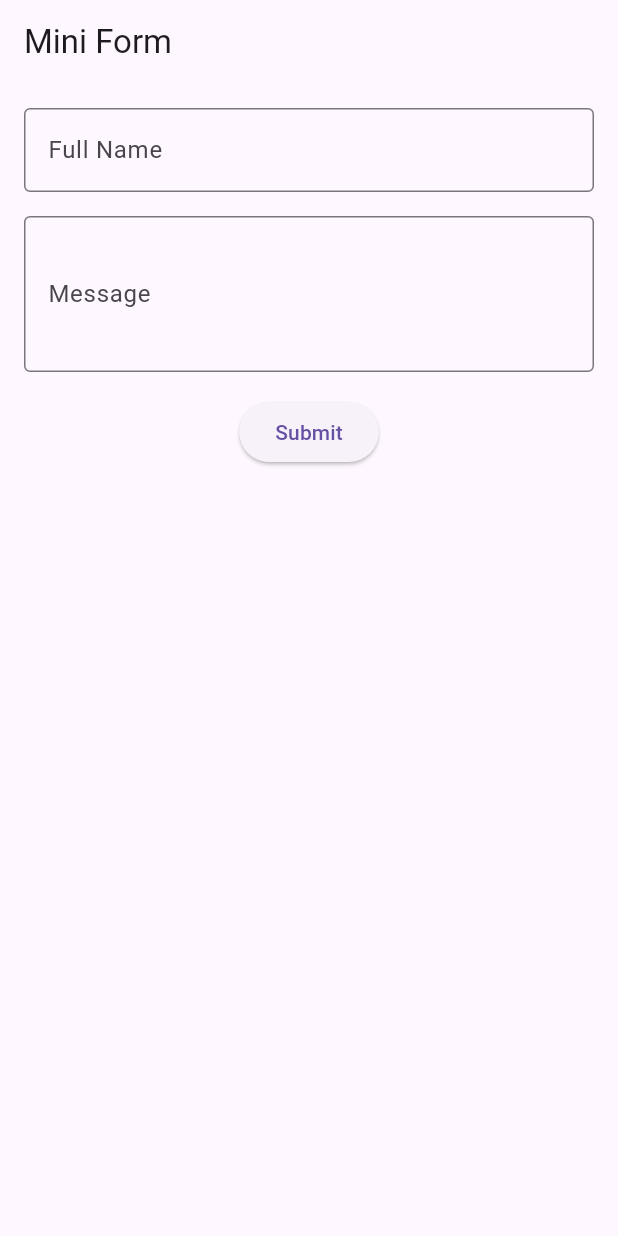
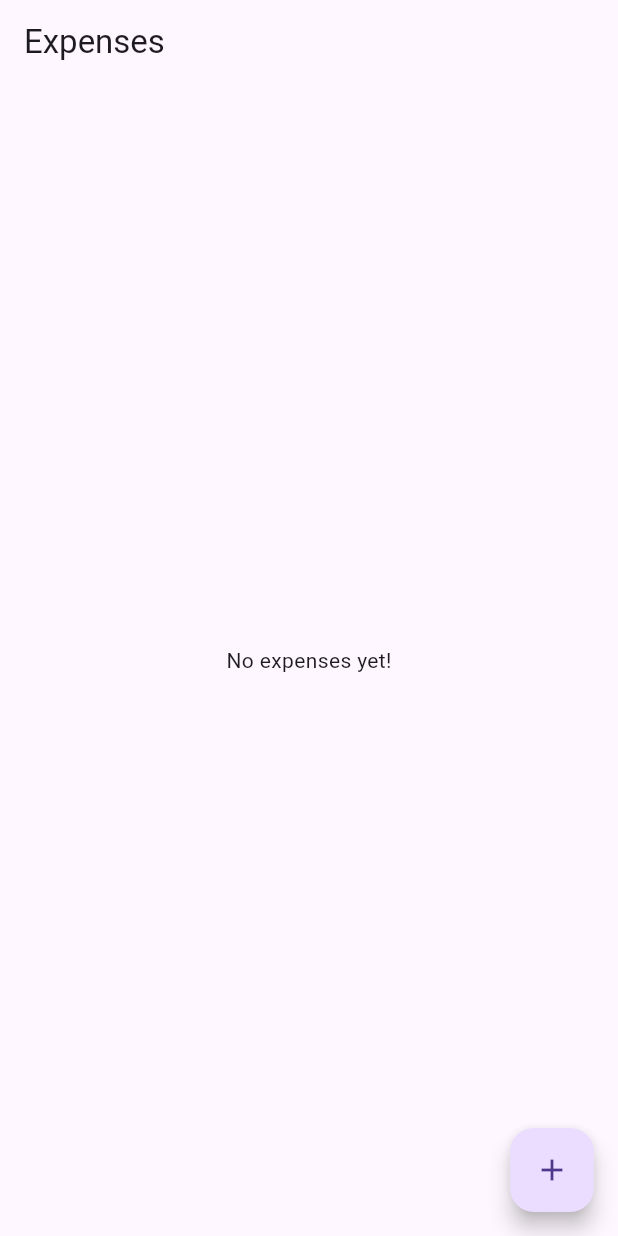
Before and after one commit to ibruzo06/bsis3A-flutter-setup-BRUZO, a Flutter app: the screen it shows after launch, on a phone screen of 412 x 824 dp. Run offline on Flutter 3.47's test engine with Material 3 defaults, Android fonts, the phone set to English and light mode, and no system bars.

Commit message:
Week4 Nav Task

```diff
--- a/lib/main.dart
+++ b/lib/main.dart
@@ -1,131 +1,92 @@
 import 'package:flutter/material.dart';
 
-void main() {
-  runApp(const MyApp());
+void main() => runApp(const MaterialApp(
+      debugShowCheckedModeBanner: false,
+      home: HomePage(),
+    ));
+
+// ── Home ──
+class HomePage extends StatefulWidget {
+  const HomePage({super.key});
+  @override
+  State<HomePage> createState() => _HomePageState();
 }
 
-class MyApp extends StatelessWidget {
-  const MyApp({super.key});
+class _HomePageState extends State<HomePage> {
+  final List<String> _expenses = [];
+
+  Future<void> _addExpense() async {
+    final title = await Navigator.push<String>(
+      context,
+      MaterialPageRoute(builder: (_) => const AddPage()),
+    );
+    if (title != null && mounted) {
+      setState(() => _expenses.add(title));
+      ScaffoldMessenger.of(context).showSnackBar(
+        SnackBar(content: Text('Added: $title')),
+      );
+    }
+  }
 
   @override
-  Widget build(BuildContext context) {
-    return MaterialApp(
-      title: 'Mini Form',
-      debugShowCheckedModeBanner: false,
-      home: const MiniFormPage(),
-    );
-  }
+  Widget build(BuildContext context) => Scaffold(
+        appBar: AppBar(title: const Text('Expenses')),
+        body: _expenses.isEmpty
+            ? const Center(child: Text('No expenses yet!'))
+            : ListView(
+                children: _expenses
+                    .map((e) => ListTile(leading: const Icon(Icons.receipt), title: Text(e)))
+                    .toList(),
+              ),
+        floatingActionButton: Tooltip(
+          message: 'Add Expense',         // 👈 shows on long-press or hover
+          child: FloatingActionButton(
+            onPressed: _addExpense,
+            child: const Icon(Icons.add),
+          ),
+        ),
+      );
 }
 
-class MiniFormPage extends StatefulWidget {
-  const MiniFormPage({super.key});
+// ── Add Expense ──
+class AddPage extends StatefulWidget {
+  const AddPage({super.key});
+  @override
+  State<AddPage> createState() => _AddPageState();
+}
+
+class _AddPageState extends State<AddPage> {
+  final _controller = TextEditingController();
+
+  void _save() {
+    final title = _controller.text.trim();
+    if (title.isEmpty) {
+      ScaffoldMessenger.of(context).showSnackBar(
+        const SnackBar(content: Text('Please enter a title!')),
+      );
+      return;
+    }
+    Navigator.pop(context, title);
+  }
 
   @override
-  State<MiniFormPage> createState() => _MiniFormPageState();
-}
-
-class _MiniFormPageState extends State<MiniFormPage> {
-  // controllers for the input fields
-  final nameController = TextEditingController();
-  final messageController = TextEditingController();
-
-  // key for form validation
-  final formKey = GlobalKey<FormState>();
-
-  // values to show in preview
-  String name = '';
-  String message = '';
-  bool isSubmitted = false;
+  void dispose() { _controller.dispose(); super.dispose(); }
 
   @override
-  Widget build(BuildContext context) {
-    return Scaffold(
-      appBar: AppBar(
-        title: const Text('Mini Form'),
-      ),
-      body: Padding(
-        padding: const EdgeInsets.all(16),
-        child: Column(
-          crossAxisAlignment: CrossAxisAlignment.stretch,
-          children: [
-            Form(
-              key: formKey,
-              child: Column(
-                children: [
-                  TextFormField(
-                    controller: nameController,
-                    decoration: const InputDecoration(
-                      labelText: 'Full Name',
-                      border: OutlineInputBorder(),
-                    ),
-                    validator: (value) {
-                      if (value == null || value.isEmpty) {
-                        return 'Required';
-                      }
-                      return null;
-                    },
-                  ),
-                  const SizedBox(height: 16),
-
-                  TextFormField(
-                    controller: messageController,
-                    maxLines: 3,
-                    decoration: const InputDecoration(
-                      labelText: 'Message',
-                      border: OutlineInputBorder(),
-                    ),
-                    validator: (value) {
-                      if (value == null || value.isEmpty) {
-                        return 'Required';
-                      }
-                      return null;
-                    },
-                  ),
-                  const SizedBox(height: 16),
-
-                  ElevatedButton(
-                    onPressed: () {
-                      if (formKey.currentState!.validate()) {
-                        setState(() {
-                          name = nameController.text;
-                          message = messageController.text;
-                          isSubmitted = true;
-                        });
-                      }
-                    },
-                    child: const Text('Submit'),
-                  ),
-                ],
-              ),
+  Widget build(BuildContext context) => Scaffold(
+        appBar: AppBar(title: const Text('Add Expense')),
+        body: Padding(
+          padding: const EdgeInsets.all(20),
+          child: Column(children: [
+            TextField(
+              controller: _controller,
+              autofocus: true,
+              decoration: const InputDecoration(labelText: 'Expense title'),
+              onSubmitted: (_) => _save(),
             ),
-
-            const SizedBox(height: 24),
-
-            if (isSubmitted)
-              Card(
-                child: Padding(
-                  padding: const EdgeInsets.all(16),
-                  child: Column(
-                    crossAxisAlignment: CrossAxisAlignment.start,
-                    children: [
-                      const Text(
-                        'Preview',
-                        style: TextStyle(
-                          fontSize: 18,
-                          fontWeight: FontWeight.bold,
-                        ),
-                      ),
-                      const SizedBox(height: 8),
-                      Text('Name: $name'),
-                      const SizedBox(height: 4),
-                      Text('Message: $message'),
-                    ],
-                  ),
-                ),
-              ),
-          ],
+            const SizedBox(height: 20),
+            ElevatedButton(onPressed: _save, child: const Text('Save')),
+          ]),
         ),
-      ),
-    );
-  }
+      );
 }
--- a/pubspec.yaml
+++ b/pubspec.yaml
@@ -51,11 +51,12 @@ dev_dependencies:
 
 # The following section is specific to Flutter packages.
 flutter:
-
+    # assets:
+    #   - assets/imgs/cafe.png
   # The following line ensures that the Material Icons font is
   # included with your application, so that you can use the icons in
   # the material Icons class.
-  uses-material-design: true
+uses-material-design: true
 
   # To add assets to your application, add an assets section, like this:
   # assets:
```
Also changed, not shown: assets/imgs/cafe.png (added), 1 other file.
